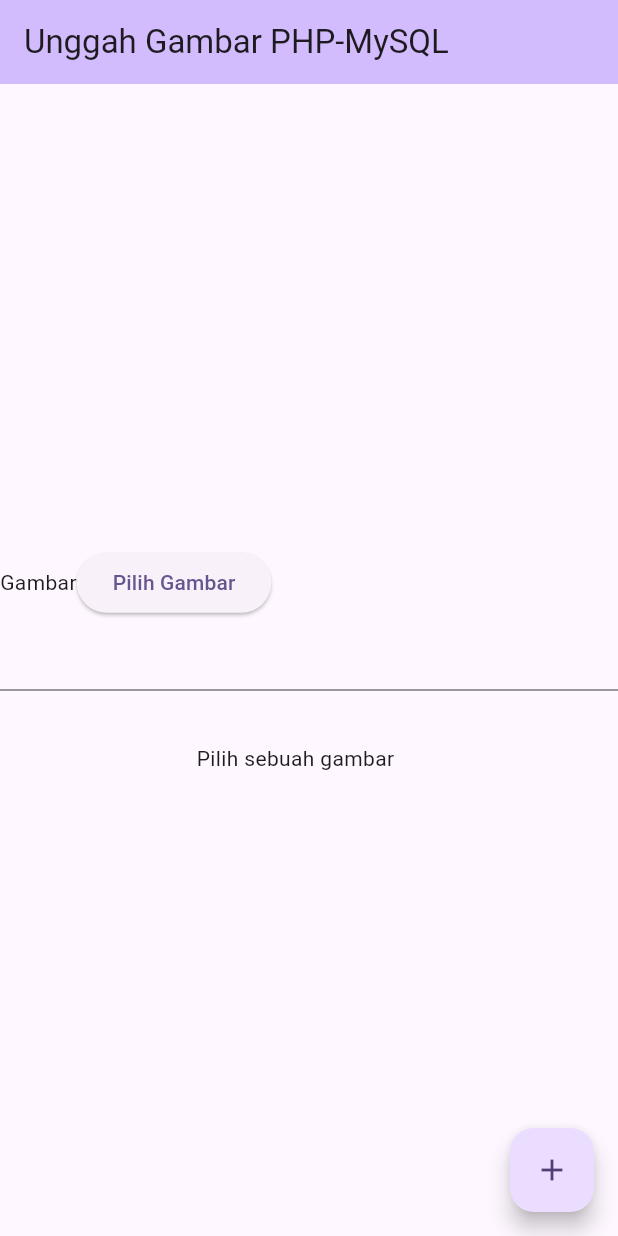
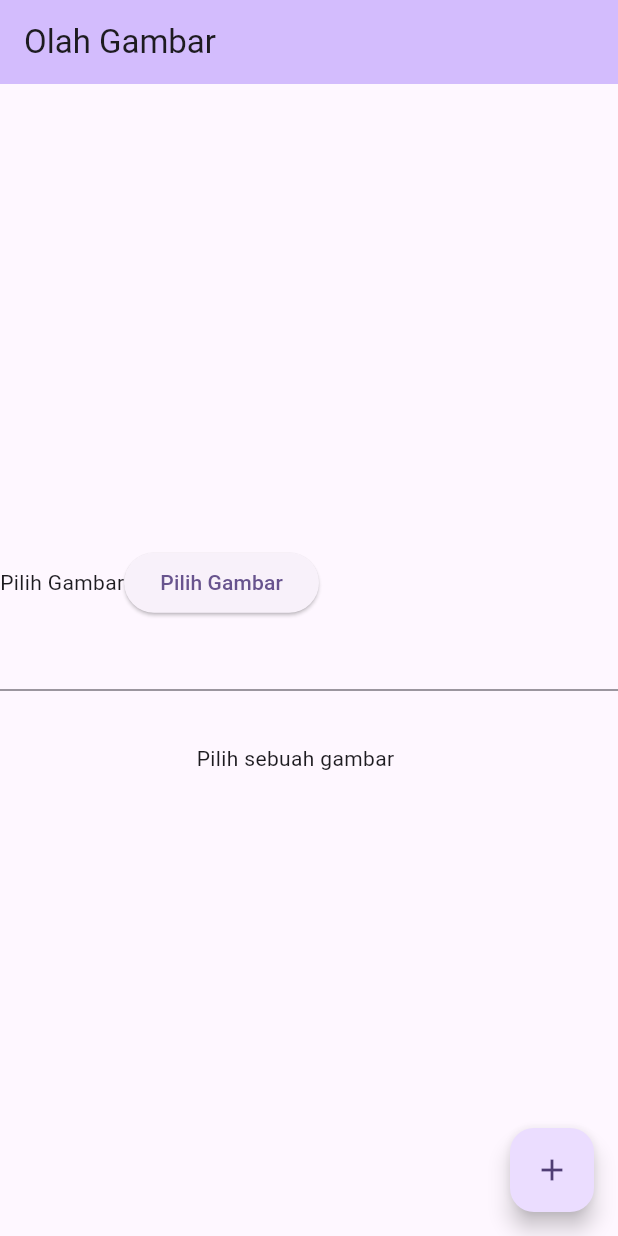
Before and after one commit to aistaqiemsy/flutter-uploadGambar-php-mysql, a Flutter app: the screen it shows after launch, on a phone screen of 412 x 824 dp. Run offline on Flutter 3.47's test engine with Material 3 defaults, Android fonts, the light colour scheme and no system bars; our stand-ins replace image_picker.

Commit message:
Olah galery

```diff
--- a/lib/main.dart
+++ b/lib/main.dart
@@ -18,7 +18,7 @@ class MyApp extends StatelessWidget {
         colorScheme: ColorScheme.fromSeed(seedColor: Colors.deepPurple),
         useMaterial3: true,
       ),
-      home: const MyHomePage(title: 'Unggah Gambar PHP-MySQL'),
+      home: const MyHomePage(title: 'Olah Gambar'),
     );
   }
 }
@@ -60,7 +60,7 @@ class _MyHomePageState extends State<MyHomePage> {
           children: <Widget>[
             Row(
               children: [
-                Text("Gambar"),
+                Text("Pilih Gambar"),
                 ElevatedButton(
                   onPressed: _bukaPilihGambar,
                    child: Text("Pilih Gambar")
@@ -90,3 +90,10 @@ class _MyHomePageState extends State<MyHomePage> {
     );
   }
 }
+
+
+
+
+
+
+// https://www.kindacode.com/article/flutter-firebase-storage/
```
